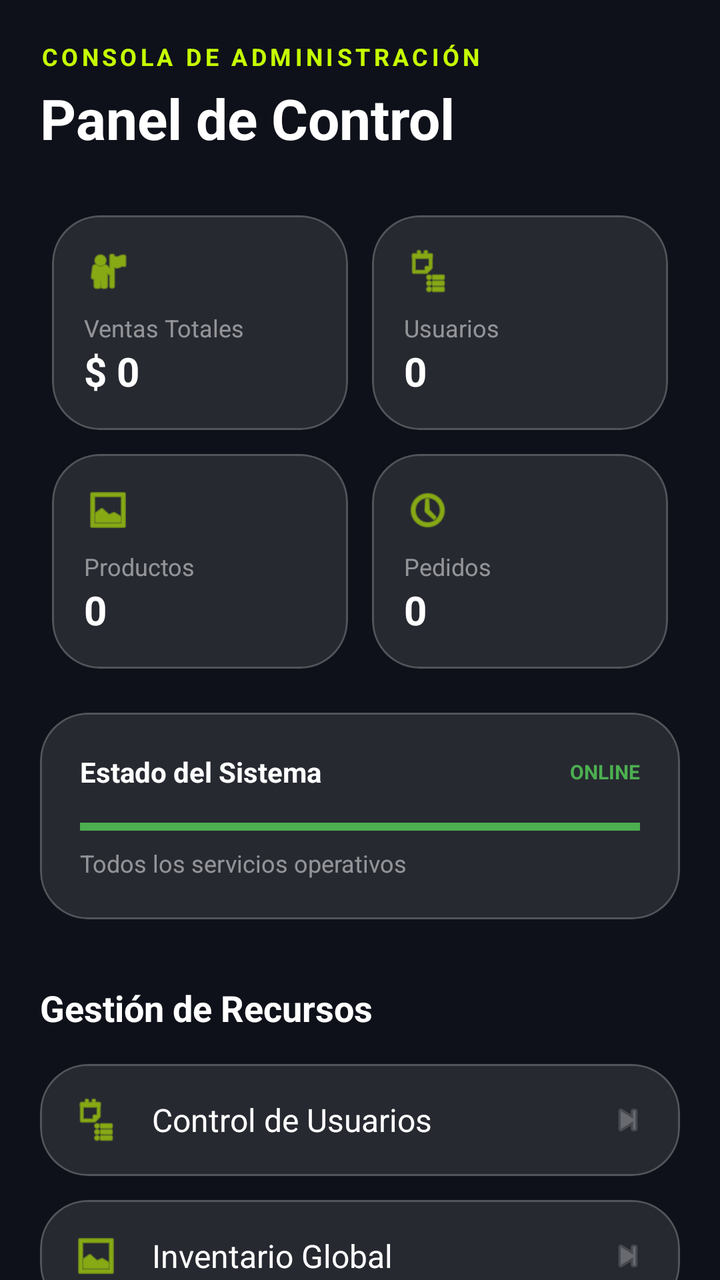
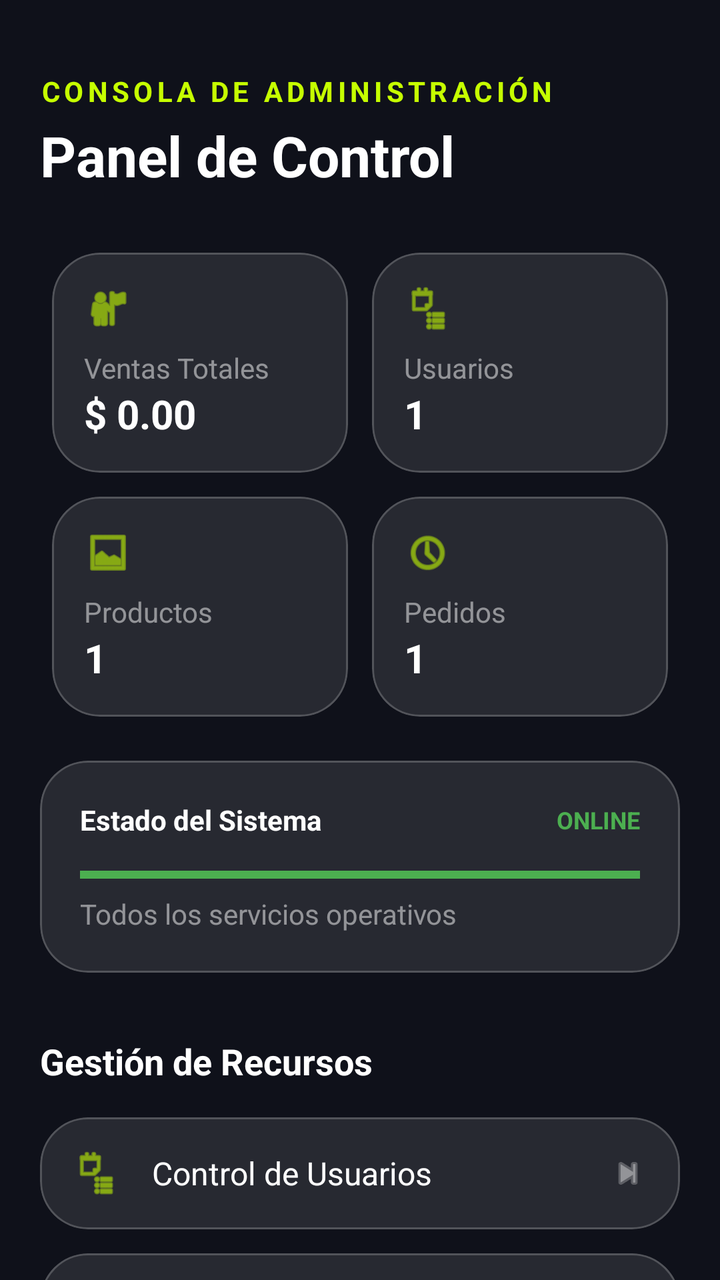

The first picture is an Android layout as it rendered before a commit; the second is the same layout after the commit. The layout source and the unified diff follow.
<!-- AndroidManifest.xml: application theme Theme.VoltCore -->
<!-- res/layout/fragment_admin_dashboard.xml -->
<?xml version="1.0" encoding="utf-8"?>
<androidx.core.widget.NestedScrollView xmlns:android="http://schemas.android.com/apk/res/android"
    xmlns:app="http://schemas.android.com/apk/res-auto"
    android:layout_width="match_parent"
    android:layout_height="match_parent"
    android:background="@color/volt_background">

    <LinearLayout
        android:layout_width="match_parent"
        android:layout_height="wrap_content"
        android:orientation="vertical"
        android:padding="20dp">

        <TextView
            android:layout_width="wrap_content"
            android:layout_height="wrap_content"
            android:layout_marginBottom="4dp"
            android:text="CONSOLA DE ADMINISTRACIÓN"
            android:textColor="@color/volt_primary"
            android:textSize="12sp"
            android:letterSpacing="0.15"
            android:textStyle="bold" />

        <TextView
            android:layout_width="wrap_content"
            android:layout_height="wrap_content"
            android:layout_marginBottom="24dp"
            android:text="Panel de Control"
            android:textColor="@color/white"
            android:textSize="28sp"
            android:textStyle="bold" />

        
        <GridLayout
            android:layout_width="match_parent"
            android:layout_height="wrap_content"
            android:columnCount="2"
            android:alignmentMode="alignMargins"
            android:columnOrderPreserved="false">

            
            <com.google.android.material.card.MaterialCardView
                style="@style/Widget.VoltCore.Card"
                android:layout_width="0dp"
                android:layout_height="wrap_content"
                android:layout_columnWeight="1"
                android:layout_margin="6dp">
                <LinearLayout
                    android:layout_width="match_parent"
                    android:layout_height="wrap_content"
                    android:orientation="vertical"
                    android:padding="16dp">
                    <ImageView
                        android:layout_width="24dp"
                        android:layout_height="24dp"
                        android:src="@android:drawable/ic_menu_myplaces"
                        app:tint="@color/volt_primary"
                        android:layout_marginBottom="8dp"/>
                    <TextView
                        android:layout_width="wrap_content"
                        android:layout_height="wrap_content"
                        android:text="Ventas Totales"
                        android:textColor="#80FFFFFF"
                        android:textSize="12sp" />
                    <TextView
                        android:id="@+id/tvTotalSales"
                        android:layout_width="wrap_content"
                        android:layout_height="wrap_content"
                        android:text="$ 0"
                        android:textColor="@color/white"
                        android:textSize="20sp"
                        android:textStyle="bold" />
                </LinearLayout>
            </com.google.android.material.card.MaterialCardView>

            
            <com.google.android.material.card.MaterialCardView
                style="@style/Widget.VoltCore.Card"
                android:layout_width="0dp"
                android:layout_height="wrap_content"
                android:layout_columnWeight="1"
                android:layout_margin="6dp">
                <LinearLayout
                    android:layout_width="match_parent"
                    android:layout_height="wrap_content"
                    android:orientation="vertical"
                    android:padding="16dp">
                    <ImageView
                        android:layout_width="24dp"
                        android:layout_height="24dp"
                        android:src="@android:drawable/ic_menu_agenda"
                        app:tint="@color/volt_primary"
                        android:layout_marginBottom="8dp"/>
                    <TextView
                        android:layout_width="wrap_content"
                        android:layout_height="wrap_content"
                        android:text="Usuarios"
                        android:textColor="#80FFFFFF"
                        android:textSize="12sp" />
                    <TextView
                        android:id="@+id/tvUserCount"
                        android:layout_width="wrap_content"
                        android:layout_height="wrap_content"
                        android:text="0"
                        android:textColor="@color/white"
                        android:textSize="20sp"
                        android:textStyle="bold" />
                </LinearLayout>
            </com.google.android.material.card.MaterialCardView>

            
            <com.google.android.material.card.MaterialCardView
                style="@style/Widget.VoltCore.Card"
                android:layout_width="0dp"
                android:layout_height="wrap_content"
                android:layout_columnWeight="1"
                android:layout_margin="6dp">
                <LinearLayout
                    android:layout_width="match_parent"
                    android:layout_height="wrap_content"
                    android:orientation="vertical"
                    android:padding="16dp">
                    <ImageView
                        android:layout_width="24dp"
                        android:layout_height="24dp"
                        android:src="@android:drawable/ic_menu_gallery"
                        app:tint="@color/volt_primary"
                        android:layout_marginBottom="8dp"/>
                    <TextView
                        android:layout_width="wrap_content"
                        android:layout_height="wrap_content"
                        android:text="Productos"
                        android:textColor="#80FFFFFF"
                        android:textSize="12sp" />
                    <TextView
                        android:id="@+id/tvProductCount"
                        android:layout_width="wrap_content"
                        android:layout_height="wrap_content"
                        android:text="0"
                        android:textColor="@color/white"
                        android:textSize="20sp"
                        android:textStyle="bold" />
                </LinearLayout>
            </com.google.android.material.card.MaterialCardView>

            
            <com.google.android.material.card.MaterialCardView
                style="@style/Widget.VoltCore.Card"
                android:layout_width="0dp"
                android:layout_height="wrap_content"
                android:layout_columnWeight="1"
                android:layout_margin="6dp">
                <LinearLayout
                    android:layout_width="match_parent"
                    android:layout_height="wrap_content"
                    android:orientation="vertical"
                    android:padding="16dp">
                    <ImageView
                        android:layout_width="24dp"
                        android:layout_height="24dp"
                        android:src="@android:drawable/ic_menu_recent_history"
                        app:tint="@color/volt_primary"
                        android:layout_marginBottom="8dp"/>
                    <TextView
                        android:layout_width="wrap_content"
                        android:layout_height="wrap_content"
                        android:text="Pedidos"
                        android:textColor="#80FFFFFF"
                        android:textSize="12sp" />
                    <TextView
                        android:id="@+id/tvOrderCount"
                        android:layout_width="wrap_content"
                        android:layout_height="wrap_content"
                        android:text="0"
                        android:textColor="@color/white"
                        android:textSize="20sp"
                        android:textStyle="bold" />
                </LinearLayout>
            </com.google.android.material.card.MaterialCardView>

        </GridLayout>

        
        <com.google.android.material.card.MaterialCardView
            style="@style/Widget.VoltCore.Card"
            android:layout_width="match_parent"
            android:layout_height="wrap_content"
            android:layout_marginTop="16dp">
            <LinearLayout
                android:layout_width="match_parent"
                android:layout_height="wrap_content"
                android:orientation="vertical"
                android:padding="20dp">
                <LinearLayout
                    android:layout_width="match_parent"
                    android:layout_height="wrap_content"
                    android:orientation="horizontal"
                    android:gravity="center_vertical">
                    <TextView
                        android:layout_width="0dp"
                        android:layout_height="wrap_content"
                        android:layout_weight="1"
                        android:text="Estado del Sistema"
                        android:textColor="@color/white"
                        android:textStyle="bold" />
                    <TextView
                        android:layout_width="wrap_content"
                        android:layout_height="wrap_content"
                        android:text="ONLINE"
                        android:textColor="#4CAF50"
                        android:textSize="10sp"
                        android:textStyle="bold" />
                </LinearLayout>

                <ProgressBar
                    style="@style/Widget.AppCompat.ProgressBar.Horizontal"
                    android:layout_width="match_parent"
                    android:layout_height="4dp"
                    android:layout_marginTop="16dp"
                    android:progress="100"
                    android:progressTint="#4CAF50" />

                <TextView
                    android:layout_width="wrap_content"
                    android:layout_height="wrap_content"
                    android:layout_marginTop="8dp"
                    android:text="Todos los servicios operativos"
                    android:textColor="#80FFFFFF"
                    android:textSize="12sp" />
            </LinearLayout>
        </com.google.android.material.card.MaterialCardView>

        <TextView
            android:layout_width="wrap_content"
            android:layout_height="wrap_content"
            android:layout_marginTop="32dp"
            android:layout_marginBottom="16dp"
            android:text="Gestión de Recursos"
            android:textColor="@color/white"
            android:textSize="18sp"
            android:textStyle="bold" />

        
        <com.google.android.material.card.MaterialCardView
            android:id="@+id/btnManageUsers"
            style="@style/Widget.VoltCore.Card"
            android:layout_width="match_parent"
            android:layout_height="wrap_content"
            android:layout_marginBottom="12dp"
            android:clickable="true"
            android:focusable="true">
            <LinearLayout
                android:layout_width="match_parent"
                android:layout_height="wrap_content"
                android:padding="16dp"
                android:gravity="center_vertical">
                <ImageView
                    android:layout_width="24dp"
                    android:layout_height="24dp"
                    android:src="@android:drawable/ic_menu_agenda"
                    app:tint="@color/volt_primary"/>
                <TextView
                    android:layout_width="0dp"
                    android:layout_height="wrap_content"
                    android:layout_weight="1"
                    android:layout_marginStart="16dp"
                    android:text="Control de Usuarios"
                    android:textColor="@color/white"
                    android:textSize="16sp"/>
                <ImageView
                    android:layout_width="20dp"
                    android:layout_height="20dp"
                    android:src="@android:drawable/ic_media_next"
                    app:tint="#4DFFFFFF"/>
            </LinearLayout>
        </com.google.android.material.card.MaterialCardView>

        <com.google.android.material.card.MaterialCardView
            android:id="@+id/btnManageProducts"
            style="@style/Widget.VoltCore.Card"
            android:layout_width="match_parent"
            android:layout_height="wrap_content"
            android:layout_marginBottom="12dp"
            android:clickable="true"
            android:focusable="true">
            <LinearLayout
                android:layout_width="match_parent"
                android:layout_height="wrap_content"
                android:padding="16dp"
                android:gravity="center_vertical">
                <ImageView
                    android:layout_width="24dp"
                    android:layout_height="24dp"
                    android:src="@android:drawable/ic_menu_gallery"
                    app:tint="@color/volt_primary"/>
                <TextView
                    android:layout_width="0dp"
                    android:layout_height="wrap_content"
                    android:layout_weight="1"
                    android:layout_marginStart="16dp"
                    android:text="Inventario Global"
                    android:textColor="@color/white"
                    android:textSize="16sp"/>
                <ImageView
                    android:layout_width="20dp"
                    android:layout_height="20dp"
                    android:src="@android:drawable/ic_media_next"
                    app:tint="#4DFFFFFF"/>
            </LinearLayout>
        </com.google.android.material.card.MaterialCardView>

        <com.google.android.material.card.MaterialCardView
            android:id="@+id/btnViewReports"
            style="@style/Widget.VoltCore.Card"
            android:layout_width="match_parent"
            android:layout_height="wrap_content"
            android:layout_marginBottom="12dp"
            android:clickable="true"
            android:focusable="true">
            <LinearLayout
                android:layout_width="match_parent"
                android:layout_height="wrap_content"
                android:padding="16dp"
                android:gravity="center_vertical">
                <ImageView
                    android:layout_width="24dp"
                    android:layout_height="24dp"
                    android:src="@android:drawable/ic_menu_report_image"
                    app:tint="@color/volt_primary"/>
                <TextView
                    android:layout_width="0dp"
                    android:layout_height="wrap_content"
                    android:layout_weight="1"
                    android:layout_marginStart="16dp"
                    android:text="Informes y Estadísticas"
                    android:textColor="@color/white"
                    android:textSize="16sp"/>
                <ImageView
                    android:layout_width="20dp"
                    android:layout_height="20dp"
                    android:src="@android:drawable/ic_media_next"
                    app:tint="#4DFFFFFF"/>
            </LinearLayout>
        </com.google.android.material.card.MaterialCardView>

        <com.google.android.material.card.MaterialCardView
            android:id="@+id/btnModeration"
            style="@style/Widget.VoltCore.Card"
            android:layout_width="match_parent"
            android:layout_height="wrap_content"
            android:layout_marginBottom="32dp"
            android:clickable="true"
            android:focusable="true">
            <LinearLayout
                android:layout_width="match_parent"
                android:layout_height="wrap_content"
                android:padding="16dp"
                android:gravity="center_vertical">
                <ImageView
                    android:layout_width="24dp"
                    android:layout_height="24dp"
                    android:src="@android:drawable/ic_menu_manage"
                    app:tint="@color/volt_primary"/>
                <TextView
                    android:layout_width="0dp"
                    android:layout_height="wrap_content"
                    android:layout_weight="1"
                    android:layout_marginStart="16dp"
                    android:text="Moderación de Contenido"
                    android:textColor="@color/white"
                    android:textSize="16sp"/>
                <ImageView
                    android:layout_width="20dp"
                    android:layout_height="20dp"
                    android:src="@android:drawable/ic_media_next"
                    app:tint="#4DFFFFFF"/>
            </LinearLayout>
        </com.google.android.material.card.MaterialCardView>

    </LinearLayout>
</androidx.core.widget.NestedScrollView>
<!-- resources referenced by this layout -->
<resources>
  <color name="volt_background">#0F111A</color>
  <color name="volt_primary">#C6FF00</color>
  <color name="white">#FFFFFFFF</color>
  <style name="Widget.VoltCore.Card" parent="Widget.Material3.CardView.Filled">
          <item name="cardCornerRadius">24dp</item>
          <item name="cardBackgroundColor">@color/glass_surface</item>
          <item name="strokeColor">@color/glass_stroke</item>
          <item name="strokeWidth">1dp</item>
      </style>
  <style name="Theme.VoltCore" parent="Base.Theme.VoltCore" />
  <color name="glass_surface">#1AFFFFFF</color>
  <color name="glass_stroke">#33FFFFFF</color>
  <style name="Base.Theme.VoltCore" parent="Theme.Material3.DayNight.NoActionBar">
          
          <item name="colorPrimary">@color/volt_primary</item>
          <item name="android:windowBackground">@color/volt_background</item>
          <item name="colorSurface">@color/glass_surface</item>
          <item name="colorOnSurface">@color/white</item>
      </style>
</resources>

<!-- the commit's change to res/layout/fragment_admin_dashboard.xml (unified diff, before → after) -->
@@ -3,7 +3,8 @@
     xmlns:app="http://schemas.android.com/apk/res-auto"
     android:layout_width="match_parent"
     android:layout_height="match_parent"
-    android:background="@color/volt_background">
+    android:background="@color/volt_background"
+    android:paddingTop="16dp">
 
     <LinearLayout
         android:layout_width="match_parent"
@@ -15,9 +16,9 @@
             android:layout_width="wrap_content"
             android:layout_height="wrap_content"
             android:layout_marginBottom="4dp"
-            android:text="CONSOLA DE ADMINISTRACIÓN"
+            android:text="@string/admin_console"
             android:textColor="@color/volt_primary"
-            android:textSize="12sp"
+            android:textSize="14sp"
             android:letterSpacing="0.15"
             android:textStyle="bold" />
 
@@ -25,7 +26,7 @@
             android:layout_width="wrap_content"
             android:layout_height="wrap_content"
             android:layout_marginBottom="24dp"
-            android:text="Panel de Control"
+            android:text="@string/control_panel"
             android:textColor="@color/white"
             android:textSize="28sp"
             android:textStyle="bold" />
@@ -55,18 +56,19 @@
                         android:layout_height="24dp"
                         android:src="@android:drawable/ic_menu_myplaces"
                         app:tint="@color/volt_primary"
-                        android:layout_marginBottom="8dp"/>
-                    <TextView
-                        android:layout_width="wrap_content"
-                        android:layout_height="wrap_content"
-                        android:text="Ventas Totales"
-                        android:textColor="#80FFFFFF"
-                        android:textSize="12sp" />
+                        android:layout_marginBottom="8dp"
+                        android:contentDescription="@string/icon_desc"/>
+                    <TextView
+                        android:layout_width="wrap_content"
+                        android:layout_height="wrap_content"
+                        android:text="@string/total_sales"
+                        android:textColor="@color/white_50"
+                        android:textSize="14sp" />
                     <TextView
                         android:id="@+id/tvTotalSales"
                         android:layout_width="wrap_content"
                         android:layout_height="wrap_content"
-                        android:text="$ 0"
+                        android:text="@string/price_placeholder"
                         android:textColor="@color/white"
                         android:textSize="20sp"
                         android:textStyle="bold" />
@@ -90,18 +92,19 @@
                         android:layout_height="24dp"
                         android:src="@android:drawable/ic_menu_agenda"
                         app:tint="@color/volt_primary"
-                        android:layout_marginBottom="8dp"/>
-                    <TextView
-                        android:layout_width="wrap_content"
-                        android:layout_height="wrap_content"
-                        android:text="Usuarios"
-                        android:textColor="#80FFFFFF"
-                        android:textSize="12sp" />
+                        android:layout_marginBottom="8dp"
+                        android:contentDescription="@string/icon_desc"/>
+                    <TextView
+                        android:layout_width="wrap_content"
+                        android:layout_height="wrap_content"
+                        android:text="@string/users"
+                        android:textColor="@color/white_50"
+                        android:textSize="14sp" />
                     <TextView
                         android:id="@+id/tvUserCount"
                         android:layout_width="wrap_content"
                         android:layout_height="wrap_content"
-                        android:text="0"
+                        android:text="@string/quantity_placeholder"
                         android:textColor="@color/white"
                         android:textSize="20sp"
                         android:textStyle="bold" />
@@ -125,18 +128,19 @@
                         android:layout_height="24dp"
                         android:src="@android:drawable/ic_menu_gallery"
                         app:tint="@color/volt_primary"
-                        android:layout_marginBottom="8dp"/>
-                    <TextView
-                        android:layout_width="wrap_content"
-                        android:layout_height="wrap_content"
-                        android:text="Productos"
-                        android:textColor="#80FFFFFF"
-                        android:textSize="12sp" />
+                        android:layout_marginBottom="8dp"
+                        android:contentDescription="@string/icon_desc"/>
+                    <TextView
+                        android:layout_width="wrap_content"
+                        android:layout_height="wrap_content"
+                        android:text="@string/products"
+                        android:textColor="@color/white_50"
+                        android:textSize="14sp" />
                     <TextView
                         android:id="@+id/tvProductCount"
                         android:layout_width="wrap_content"
                         android:layout_height="wrap_content"
-                        android:text="0"
+                        android:text="@string/quantity_placeholder"
                         android:textColor="@color/white"
                         android:textSize="20sp"
                         android:textStyle="bold" />
@@ -160,18 +164,19 @@
                         android:layout_height="24dp"
                         android:src="@android:drawable/ic_menu_recent_history"
                         app:tint="@color/volt_primary"
-                        android:layout_marginBottom="8dp"/>
-                    <TextView
-                        android:layout_width="wrap_content"
-                        android:layout_height="wrap_content"
-                        android:text="Pedidos"
-                        android:textColor="#80FFFFFF"
-                        android:textSize="12sp" />
+                        android:layout_marginBottom="8dp"
+                        android:contentDescription="@string/icon_desc"/>
+                    <TextView
+                        android:layout_width="wrap_content"
+                        android:layout_height="wrap_content"
+                        android:text="@string/orders"
+                        android:textColor="@color/white_50"
+                        android:textSize="14sp" />
                     <TextView
                         android:id="@+id/tvOrderCount"
                         android:layout_width="wrap_content"
                         android:layout_height="wrap_content"
-                        android:text="0"
+                        android:text="@string/quantity_placeholder"
                         android:textColor="@color/white"
                         android:textSize="20sp"
                         android:textStyle="bold" />
@@ -200,15 +205,15 @@
                         android:layout_width="0dp"
                         android:layout_height="wrap_content"
                         android:layout_weight="1"
-                        android:text="Estado del Sistema"
-                        android:textColor="@color/white"
-                        android:textStyle="bold" />
-                    <TextView
-                        android:layout_width="wrap_content"
-                        android:layout_height="wrap_content"
-                        android:text="ONLINE"
-                        android:textColor="#4CAF50"
-                        android:textSize="10sp"
+                        android:text="@string/system_status"
+                        android:textColor="@color/white"
+                        android:textStyle="bold" />
+                    <TextView
+                        android:layout_width="wrap_content"
+                        android:layout_height="wrap_content"
+                        android:text="@string/online_status"
+                        android:textColor="@color/colorSuccess"
+                        android:textSize="12sp"
                         android:textStyle="bold" />
                 </LinearLayout>
 
@@ -218,15 +223,15 @@
                     android:layout_height="4dp"
                     android:layout_marginTop="16dp"
                     android:progress="100"
-                    android:progressTint="#4CAF50" />
+                    android:progressTint="@color/colorSuccess" />
 
                 <TextView
                     android:layout_width="wrap_content"
                     android:layout_height="wrap_content"
                     android:layout_marginTop="8dp"
-                    android:text="Todos los servicios operativos"
-                    android:textColor="#80FFFFFF"
-                    android:textSize="12sp" />
+                    android:text="@string/all_services_operational"
+                    android:textColor="@color/white_50"
+                    android:textSize="14sp" />
             </LinearLayout>
         </com.google.android.material.card.MaterialCardView>
 
@@ -235,7 +240,7 @@
             android:layout_height="wrap_content"
             android:layout_marginTop="32dp"
             android:layout_marginBottom="16dp"
-            android:text="Gestión de Recursos"
+            android:text="@string/resource_management"
             android:textColor="@color/white"
             android:textSize="18sp"
             android:textStyle="bold" />
@@ -258,20 +263,22 @@
                     android:layout_width="24dp"
                     android:layout_height="24dp"
                     android:src="@android:drawable/ic_menu_agenda"
-                    app:tint="@color/volt_primary"/>
+                    app:tint="@color/volt_primary"
+                    android:contentDescription="@string/icon_desc"/>
                 <TextView
                     android:layout_width="0dp"
                     android:layout_height="wrap_content"
                     android:layout_weight="1"
                     android:layout_marginStart="16dp"
-                    android:text="Control de Usuarios"
+                    android:text="@string/control_users"
                     android:textColor="@color/white"
                     android:textSize="16sp"/>
                 <ImageView
                     android:layout_width="20dp"
                     android:layout_height="20dp"
                     android:src="@android:drawable/ic_media_next"
-                    app:tint="#4DFFFFFF"/>
+                    app:tint="@color/white_50"
+                    android:contentDescription="@string/nav_icon_desc"/>
             </LinearLayout>
         </com.google.android.material.card.MaterialCardView>
 
@@ -292,20 +299,22 @@
                     android:layout_width="24dp"
                     android:layout_height="24dp"
                     android:src="@android:drawable/ic_menu_gallery"
-                    app:tint="@color/volt_primary"/>
+                    app:tint="@color/volt_primary"
+                    android:contentDescription="@string/icon_desc"/>
                 <TextView
                     android:layout_width="0dp"
                     android:layout_height="wrap_content"
                     android:layout_weight="1"
                     android:layout_marginStart="16dp"
-                    android:text="Inventario Global"
+                    android:text="@string/global_inventory"
                     android:textColor="@color/white"
                     android:textSize="16sp"/>
                 <ImageView
                     android:layout_width="20dp"
                     android:layout_height="20dp"
                     android:src="@android:drawable/ic_media_next"
-                    app:tint="#4DFFFFFF"/>
+                    app:tint="@color/white_50"
+                    android:contentDescription="@string/nav_icon_desc"/>
             </LinearLayout>
         </com.google.android.material.card.MaterialCardView>
 
@@ -326,20 +335,22 @@
                     android:layout_width="24dp"
                     android:layout_height="24dp"
                     android:src="@android:drawable/ic_menu_report_image"
-                    app:tint="@color/volt_primary"/>
+                    app:tint="@color/volt_primary"
+                    android:contentDescription="@string/icon_desc"/>
                 <TextView
                     android:layout_width="0dp"
                     android:layout_height="wrap_content"
                     android:layout_weight="1"
                     android:layout_marginStart="16dp"
-                    android:text="Informes y Estadísticas"
+                    android:text="@string/reports_stats"
                     android:textColor="@color/white"
                     android:textSize="16sp"/>
                 <ImageView
                     android:layout_width="20dp"
                     android:layout_height="20dp"
                     android:src="@android:drawable/ic_media_next"
-                    app:tint="#4DFFFFFF"/>
+                    app:tint="@color/white_50"
+                    android:contentDescription="@string/nav_icon_desc"/>
             </LinearLayout>
         </com.google.android.material.card.MaterialCardView>
 
@@ -360,20 +371,22 @@
                     android:layout_width="24dp"
                     android:layout_height="24dp"
                     android:src="@android:drawable/ic_menu_manage"
-                    app:tint="@color/volt_primary"/>
+                    app:tint="@color/volt_primary"
+                    android:contentDescription="@string/icon_desc"/>
                 <TextView
                     android:layout_width="0dp"
                     android:layout_height="wrap_content"
                     android:layout_weight="1"
                     android:layout_marginStart="16dp"
-                    android:text="Moderación de Contenido"
+                    android:text="@string/content_moderation"
                     android:textColor="@color/white"
                     android:textSize="16sp"/>
                 <ImageView
                     android:layout_width="20dp"
                     android:layout_height="20dp"
                     android:src="@android:drawable/ic_media_next"
-                    app:tint="#4DFFFFFF"/>
+                    app:tint="@color/white_50"
+                    android:contentDescription="@string/nav_icon_desc"/>
             </LinearLayout>
         </com.google.android.material.card.MaterialCardView>
 
<!-- resource entries referenced after the edit -->
@@ -1,8 +1,28 @@
 <!-- resources referenced by this layout -->
 <resources>
+  <color name="colorSuccess">#4CAF50</color>
   <color name="volt_background">#0F111A</color>
   <color name="volt_primary">#C6FF00</color>
   <color name="white">#FFFFFFFF</color>
+  <color name="white_50">#80FFFFFF</color>
+  <string name="admin_console">CONSOLA DE ADMINISTRACIÓN</string>
+  <string name="all_services_operational">Todos los servicios operativos</string>
+  <string name="content_moderation">Moderación de Contenido</string>
+  <string name="control_panel">Panel de Control</string>
+  <string name="control_users">Control de Usuarios</string>
+  <string name="global_inventory">Inventario Global</string>
+  <string name="icon_desc">Icono decorativo</string>
+  <string name="nav_icon_desc">Icono de navegación</string>
+  <string name="online_status">ONLINE</string>
+  <string name="orders">Pedidos</string>
+  <string name="price_placeholder">$ 0.00</string>
+  <string name="products">Productos</string>
+  <string name="quantity_placeholder">1</string>
+  <string name="reports_stats">Informes y Estadísticas</string>
+  <string name="resource_management">Gestión de Recursos</string>
+  <string name="system_status">Estado del Sistema</string>
+  <string name="total_sales">Ventas Totales</string>
+  <string name="users">Usuarios</string>
   <style name="Widget.VoltCore.Card" parent="Widget.Material3.CardView.Filled">
           <item name="cardCornerRadius">24dp</item>
           <item name="cardBackgroundColor">@color/glass_surface</item>
